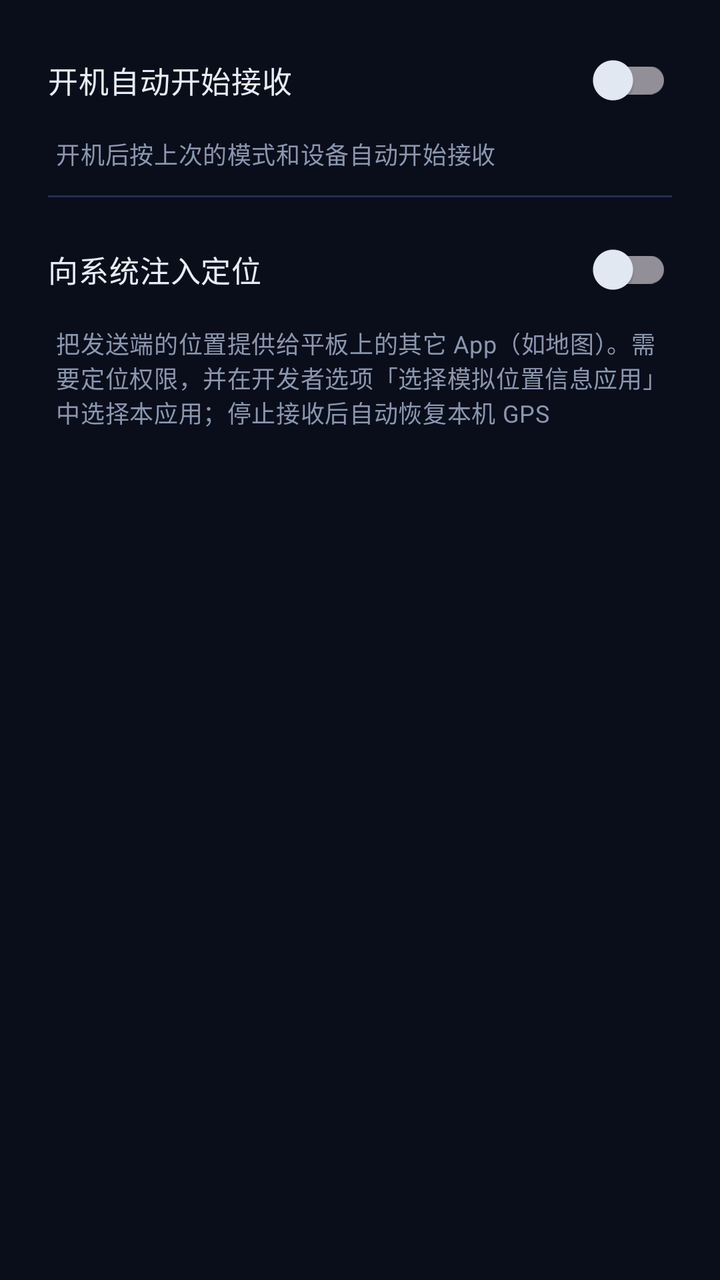
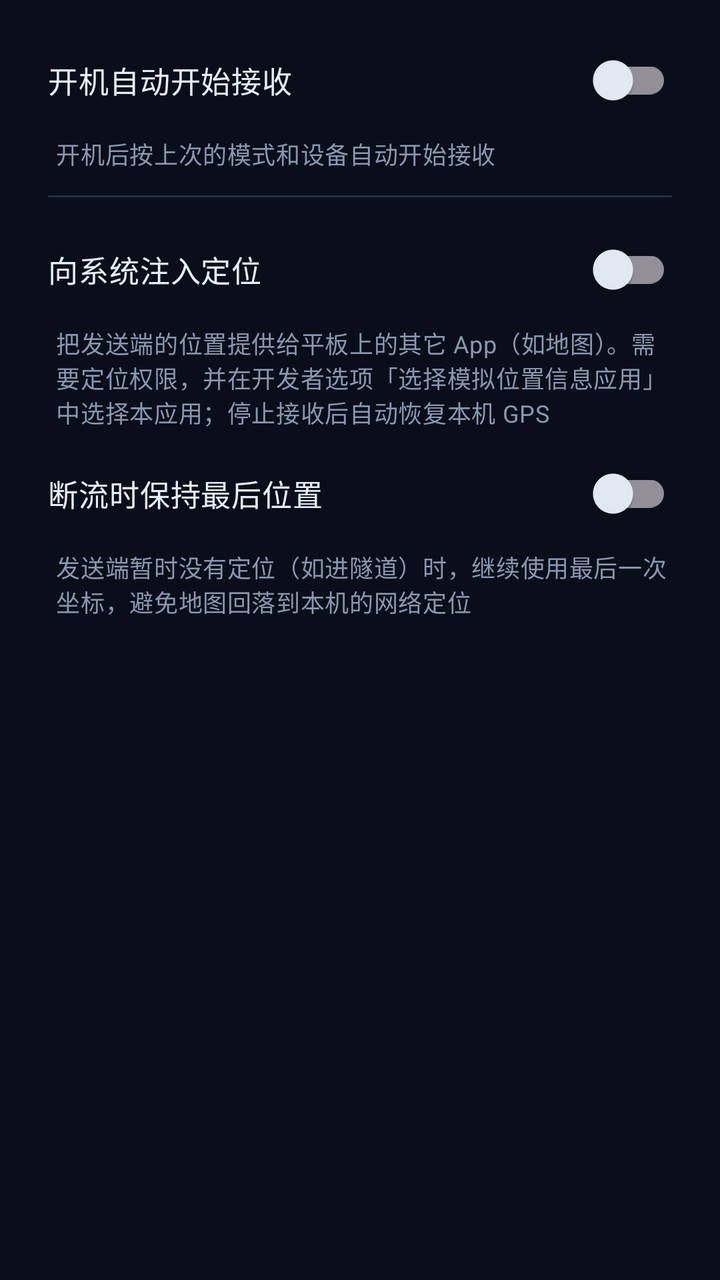

Compare the two renders of this Android layout. The source of the first and the diff that turns it into the second are given below.
<!-- AndroidManifest.xml: application theme Theme.GpsReceiver -->
<!-- res/layout/dialog_settings.xml -->
<?xml version="1.0" encoding="utf-8"?>
<LinearLayout xmlns:android="http://schemas.android.com/apk/res/android"
    android:layout_width="match_parent"
    android:layout_height="wrap_content"
    android:orientation="vertical"
    android:paddingStart="24dp"
    android:paddingEnd="24dp"
    android:paddingTop="16dp">

    <com.google.android.material.switchmaterial.SwitchMaterial
        android:id="@+id/switchAutoStart"
        android:layout_width="match_parent"
        android:layout_height="wrap_content"
        android:text="@string/auto_start_title"
        android:textColor="@color/color_text_primary"
        android:textSize="15sp" />

    <TextView
        android:layout_width="match_parent"
        android:layout_height="wrap_content"
        android:layout_marginTop="4dp"
        android:paddingStart="4dp"
        android:text="@string/auto_start_summary"
        android:textAppearance="@style/TextAppearance.GpsReceiver.Body"
        android:textSize="12sp" />

    <View
        android:layout_width="match_parent"
        android:layout_height="1dp"
        android:layout_marginTop="12dp"
        android:layout_marginBottom="12dp"
        android:background="#223050" />

    <com.google.android.material.switchmaterial.SwitchMaterial
        android:id="@+id/switchMock"
        android:layout_width="match_parent"
        android:layout_height="wrap_content"
        android:text="@string/mock_title"
        android:textColor="@color/color_text_primary"
        android:textSize="15sp" />

    <TextView
        android:layout_width="match_parent"
        android:layout_height="wrap_content"
        android:layout_marginTop="4dp"
        android:layout_marginBottom="8dp"
        android:paddingStart="4dp"
        android:text="@string/mock_summary"
        android:textAppearance="@style/TextAppearance.GpsReceiver.Body"
        android:textSize="12sp" />

    <TextView
        android:id="@+id/tvMockStatus"
        android:layout_width="match_parent"
        android:layout_height="wrap_content"
        android:layout_marginBottom="8dp"
        android:paddingStart="4dp"
        android:fontFamily="monospace"
        android:textIsSelectable="true"
        android:textSize="11sp"
        android:visibility="gone" />
</LinearLayout>
<!-- resources referenced by this layout -->
<resources>
  <color name="color_text_primary">#E6EDF7</color>
  <string name="auto_start_summary">开机后按上次的模式和设备自动开始接收</string>
  <string name="auto_start_title">开机自动开始接收</string>
  <string name="mock_summary">把发送端的位置提供给平板上的其它 App（如地图）。需要定位权限，并在开发者选项「选择模拟位置信息应用」中选择本应用；停止接收后自动恢复本机 GPS</string>
  <string name="mock_title">向系统注入定位</string>
  <style name="TextAppearance.GpsReceiver.Body" parent="TextAppearance.Material3.BodyMedium">
          <item name="android:textColor">@color/color_text_secondary</item>
      </style>
  <style name="Theme.GpsReceiver" parent="Theme.Material3.Dark.NoActionBar">
          <item name="colorPrimary">@color/color_primary</item>
          <item name="colorOnPrimary">#06231E</item>
          <item name="colorSecondary">@color/color_accent_blue</item>
          <item name="colorOnSecondary">#FFFFFF</item>
          <item name="colorError">@color/color_error</item>
          <item name="android:colorBackground">@color/color_background_start</item>
          <item name="colorSurface">@color/color_card</item>
          <item name="colorOnSurface">@color/color_text_primary</item>
          <item name="colorOnSurfaceVariant">@color/color_text_secondary</item>
          <item name="android:windowBackground">@color/color_background_start</item>
          <item name="android:navigationBarColor">@android:color/transparent</item>
          <item name="android:statusBarColor">@android:color/transparent</item>
          <item name="android:windowLightStatusBar" tools:targetApi="m">false</item>
      </style>
  <color name="color_text_secondary">#8A97B0</color>
  <color name="color_primary">#00E5C7</color>
  <color name="color_accent_blue">#3D8BFF</color>
  <color name="color_error">#FF5C6C</color>
  <color name="color_background_start">#0A0E1A</color>
  <color name="color_card">#141C31</color>
</resources>

<!-- the commit's change to res/layout/dialog_settings.xml (unified diff, before → after) -->
@@ -59,4 +59,22 @@
         android:textIsSelectable="true"
         android:textSize="11sp"
         android:visibility="gone" />
+
+    <com.google.android.material.switchmaterial.SwitchMaterial
+        android:id="@+id/switchMockHold"
+        android:layout_width="match_parent"
+        android:layout_height="wrap_content"
+        android:text="@string/mock_hold_title"
+        android:textColor="@color/color_text_primary"
+        android:textSize="15sp" />
+
+    <TextView
+        android:layout_width="match_parent"
+        android:layout_height="wrap_content"
+        android:layout_marginTop="4dp"
+        android:layout_marginBottom="8dp"
+        android:paddingStart="4dp"
+        android:text="@string/mock_hold_summary"
+        android:textAppearance="@style/TextAppearance.GpsReceiver.Body"
+        android:textSize="12sp" />
 </LinearLayout>
<!-- resource entries referenced after the edit -->
@@ -3,6 +3,8 @@
   <color name="color_text_primary">#E6EDF7</color>
   <string name="auto_start_summary">开机后按上次的模式和设备自动开始接收</string>
   <string name="auto_start_title">开机自动开始接收</string>
+  <string name="mock_hold_summary">发送端暂时没有定位（如进隧道）时，继续使用最后一次坐标，避免地图回落到本机的网络定位</string>
+  <string name="mock_hold_title">断流时保持最后位置</string>
   <string name="mock_summary">把发送端的位置提供给平板上的其它 App（如地图）。需要定位权限，并在开发者选项「选择模拟位置信息应用」中选择本应用；停止接收后自动恢复本机 GPS</string>
   <string name="mock_title">向系统注入定位</string>
   <style name="TextAppearance.GpsReceiver.Body" parent="TextAppearance.Material3.BodyMedium">
